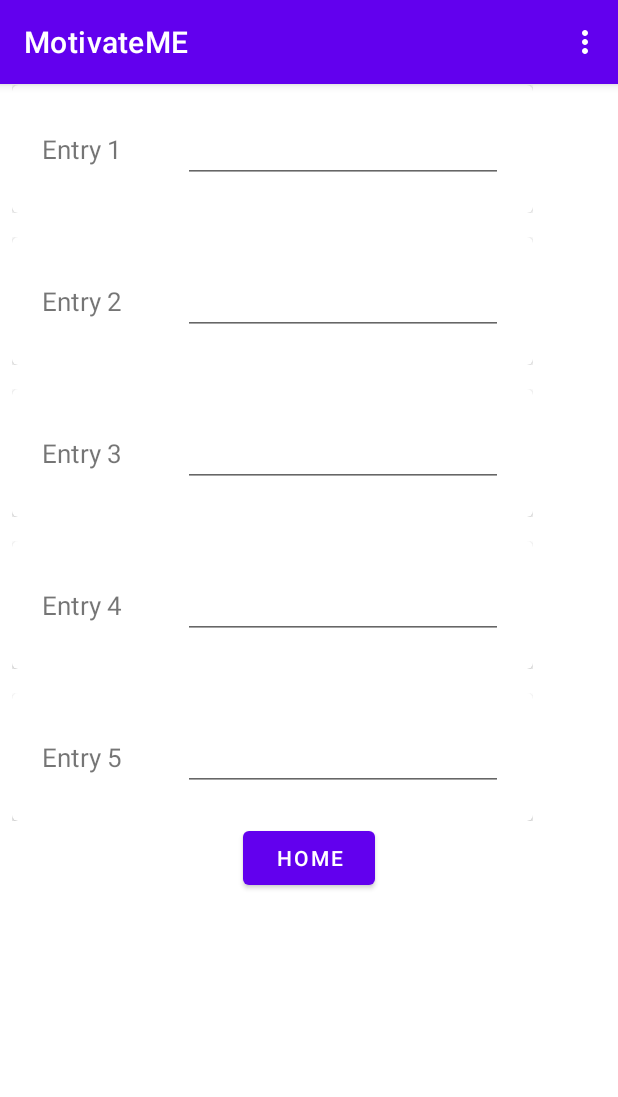
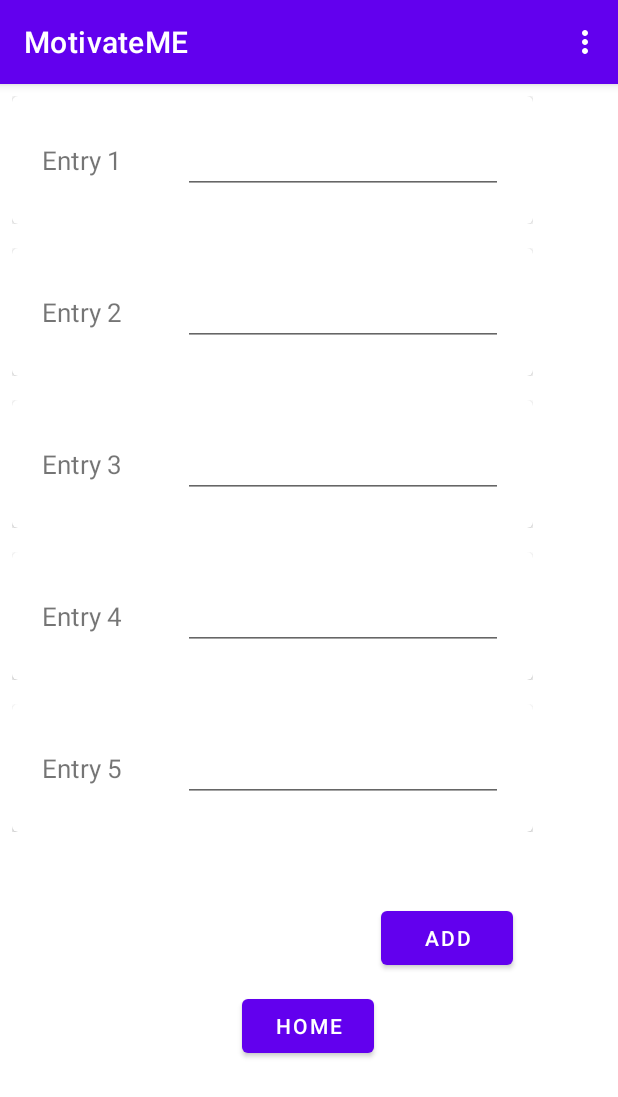
Before and after one commit to JManness71/MotivateMEApp, an Android app: the RewardsFragment screen opened through its navigation route, on a phone screen of 412 x 824 dp. Shown: the top 1097 px of the screen. Run offline under Robolectric (Android 15) with nearby library versions, the phone set to English and light mode, and no system bars.

Commit message:
Added functionality to edit text fields in recyclerview. Also added persistent data storage with shared preferences.

```diff
--- a/app/src/main/java/com/example/motivateme/ActivitiesAdapter.java
+++ /dev/null
@@ -1,38 +0,0 @@
-package com.example.motivateme;
-
-import android.view.LayoutInflater;
-import android.view.View;
-import android.view.ViewGroup;
-
-import androidx.annotation.NonNull;
-import androidx.recyclerview.widget.RecyclerView;
-
-public class ActivitiesAdapter  extends RecyclerView.Adapter<RecyclerViewHolder> {
-    String[] test = {"Entry 1", "Entry 2", "Entry 3", "Entry 4", "Entry 5", "Entry 6"};
-
-    public ActivitiesAdapter() {
-    }
-
-    @Override
-    public int getItemViewType(final int position) {
-        return R.layout.frame_textview;
-    }
-
-    @NonNull
-    @Override
-    public RecyclerViewHolder onCreateViewHolder(@NonNull ViewGroup parent, int viewType) {
-
-        View view = LayoutInflater.from(parent.getContext()).inflate(viewType, parent, false);
-        return new RecyclerViewHolder(view);
-    }
-
-    @Override
-    public void onBindViewHolder(@NonNull RecyclerViewHolder holder, int position) {
-        holder.getView().setText(test[position]);
-    }
-
-    @Override
-    public int getItemCount() {
-        return test.length;
-    }
-}
--- a/app/src/main/java/com/example/motivateme/ActivitiesFragment.java
+++ b/app/src/main/java/com/example/motivateme/ActivitiesFragment.java
@@ -11,7 +11,6 @@ import androidx.recyclerview.widget.RecyclerView;
 import android.view.LayoutInflater;
 import android.view.View;
 import android.view.ViewGroup;
-import android.widget.ArrayAdapter;
 
 /**
  * A simple {@link Fragment} subclass.
@@ -76,7 +75,7 @@ public class ActivitiesFragment extends Fragment {
         recyclerView = view.findViewById(R.id.activitiesRecyclerView);
         recyclerView.setHasFixedSize(true);
         recyclerView.setLayoutManager(new LinearLayoutManager(view.getContext()));
-        recyclerView.setAdapter(new ActivitiesAdapter());
+        recyclerView.setAdapter(new RewardsAdapter());
         return view;
     }
 
--- a/app/src/main/java/com/example/motivateme/MainActivity.java
+++ b/app/src/main/java/com/example/motivateme/MainActivity.java
@@ -1,5 +1,6 @@
 package com.example.motivateme;
 
+import android.content.SharedPreferences;
 import android.os.Bundle;
 
 import com.google.android.material.floatingactionbutton.FloatingActionButton;
@@ -15,12 +16,18 @@ import android.view.MenuItem;
 
 public class MainActivity extends AppCompatActivity {
 
+    public static SharedPreferences preferences;
+    public static SharedPreferences.Editor editor;
+
     @Override
     protected void onCreate(Bundle savedInstanceState) {
         super.onCreate(savedInstanceState);
         setContentView(R.layout.activity_main);
         Toolbar toolbar = findViewById(R.id.toolbar);
         setSupportActionBar(toolbar);
+
+        preferences = getSharedPreferences(getPackageName() + "_preferences", MODE_PRIVATE);
+        editor = preferences.edit();
 
 //        FloatingActionButton fab = findViewById(R.id.fab);
 //        fab.setOnClickListener(new View.OnClickListener() {
--- /dev/null
+++ b/app/src/main/java/com/example/motivateme/PreferenceHelper.java
@@ -0,0 +1,12 @@
+package com.example.motivateme;
+
+public class PreferenceHelper {
+    public static String getValue(String key){
+        return MainActivity.preferences.getString(key, "");
+    }
+
+    public static void setValue(String key, String value){
+        MainActivity.editor.putString(key, value);
+        MainActivity.editor.apply();
+    }
+}
--- a/app/src/main/java/com/example/motivateme/RecyclerViewHolder.java
+++ b/app/src/main/java/com/example/motivateme/RecyclerViewHolder.java
@@ -1,6 +1,7 @@
 package com.example.motivateme;
 
 import android.view.View;
+import android.widget.EditText;
 import android.widget.TextView;
 
 import androidx.annotation.NonNull;
@@ -9,12 +10,19 @@ import androidx.recyclerview.widget.RecyclerView;
 public class RecyclerViewHolder extends RecyclerView.ViewHolder {
 
     private TextView view;
+    private EditText number;
+
     public RecyclerViewHolder(@NonNull View itemView) {
         super(itemView);
         view = itemView.findViewById(R.id.randomText);
+        number = itemView.findViewById(R.id.editTextNumber2);
     }
 
     public TextView getView(){
         return view;
     }
+
+    public EditText getNumber(){
+        return number;
+    }
 }
--- /dev/null
+++ b/app/src/main/java/com/example/motivateme/RewardsAdapter.java
@@ -0,0 +1,77 @@
+package com.example.motivateme;
+
+import android.content.Context;
+import android.text.Editable;
+import android.text.TextWatcher;
+import android.view.LayoutInflater;
+import android.view.View;
+import android.view.ViewGroup;
+import android.widget.EditText;
+
+import androidx.annotation.NonNull;
+import androidx.recyclerview.widget.RecyclerView;
+import androidx.recyclerview.widget.RecyclerView.ViewHolder;
+
+import android.content.SharedPreferences;
+
+public class RewardsAdapter extends RecyclerView.Adapter<RecyclerViewHolder> {
+    String[] test = {"Entry 1", "Entry 2", "Entry 3", "Entry 4", "Entry 5"};
+    public String[] percentages = new String[test.length];
+    EditText ed1;
+
+    public RewardsAdapter() {
+        for(int i = 0; i < test.length; i++){
+            percentages[i] = getSavedActivityData(test[i] + "_rewards");
+        }
+    }
+
+    @Override
+    public int getItemViewType(final int position) {
+        return R.layout.frame_textview;
+    }
+
+    @NonNull
+    @Override
+    public RecyclerViewHolder onCreateViewHolder(@NonNull ViewGroup parent, int viewType) {
+
+        View view = LayoutInflater.from(parent.getContext()).inflate(viewType, parent, false);
+        return new RecyclerViewHolder(view);
+    }
+
+    @Override
+    public void onBindViewHolder(@NonNull RecyclerViewHolder holder, int position) {
+        holder.getView().setText(test[position]);
+        holder.getNumber().setText(percentages[position]);
+        holder.getNumber().addTextChangedListener(new TextWatcher() {
+            @Override
+            public void beforeTextChanged(CharSequence s, int start, int count, int after) {
+
+            }
+
+            @Override
+            public void onTextChanged(CharSequence s, int start, int before, int count) {
+                percentages[position] = s.toString();
+                setSavedActivityData(test[position] + "_rewards", s.toString());
+            }
+
+            @Override
+            public void afterTextChanged(Editable s) {
+
+            }
+        });
+    }
+
+    @Override
+    public int getItemCount() {
+        return test.length;
+    }
+
+    private String getSavedActivityData(String key){
+        return PreferenceHelper.getValue(key);
+    }
+
+    private void setSavedActivityData(String key, String value){
+        PreferenceHelper.setValue(key, value);
+    }
+
+}
--- a/app/src/main/java/com/example/motivateme/RewardsFragment.java
+++ b/app/src/main/java/com/example/motivateme/RewardsFragment.java
@@ -69,7 +69,7 @@ public class RewardsFragment extends Fragment {
         recyclerView = view.findViewById(R.id.rewardsRecyclerView);
         recyclerView.setHasFixedSize(true);
         recyclerView.setLayoutManager(new LinearLayoutManager(view.getContext()));
-        recyclerView.setAdapter(new ActivitiesAdapter());
+        recyclerView.setAdapter(new RewardsAdapter());
         return view;
     }
 
--- a/app/src/main/res/layout/fragment_rewards.xml
+++ b/app/src/main/res/layout/fragment_rewards.xml
@@ -16,11 +16,12 @@
             android:layout_height="wrap_content"
             android:layout_marginStart="159dp"
             android:layout_marginLeft="159dp"
-            android:layout_marginTop="492dp"
+            android:layout_marginTop="604dp"
             android:layout_marginEnd="159dp"
             android:layout_marginRight="159dp"
             android:text="@string/rewards_button_home"
             app:layout_constraintEnd_toEndOf="parent"
+            app:layout_constraintHorizontal_bias="0.4"
             app:layout_constraintStart_toStartOf="parent"
             app:layout_constraintTop_toTopOf="parent" />
 
@@ -32,7 +33,21 @@
             app:layoutManager="androidx.recyclerview.widget.LinearLayoutManager"
             app:layout_constraintBottom_toTopOf="@+id/rewardsButtonHome"
             app:layout_constraintEnd_toEndOf="parent"
+            app:layout_constraintHorizontal_bias="0.0"
             app:layout_constraintStart_toStartOf="parent"
-            app:layout_constraintTop_toTopOf="parent" />
+            app:layout_constraintTop_toTopOf="parent"
+            app:layout_constraintVertical_bias="0.0" />
+
+        <Button
+            android:id="@+id/button_rewards_additem"
+            android:layout_width="wrap_content"
+            android:layout_height="wrap_content"
+            android:text="@string/rewards_button_add"
+            app:layout_constraintBottom_toBottomOf="parent"
+            app:layout_constraintEnd_toEndOf="parent"
+            app:layout_constraintHorizontal_bias="0.783"
+            app:layout_constraintStart_toStartOf="parent"
+            app:layout_constraintTop_toBottomOf="@+id/rewardsRecyclerView"
+            app:layout_constraintVertical_bias="0.207" />
     </androidx.constraintlayout.widget.ConstraintLayout>
 </FrameLayout>
--- a/app/src/main/res/values/strings.xml
+++ b/app/src/main/res/values/strings.xml
@@ -27,5 +27,6 @@
     </string-array>
 
     <string name="rewards_button_home">Home</string>
+    <string name="rewards_button_add">Add</string>
 
 </resources>
```
